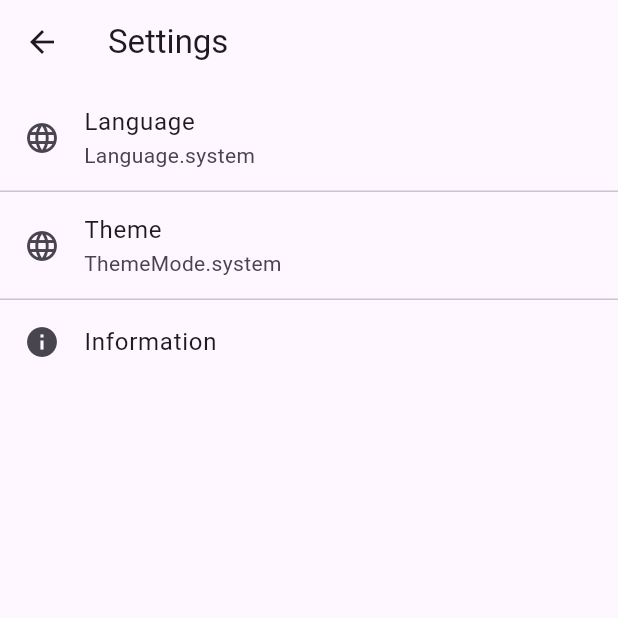
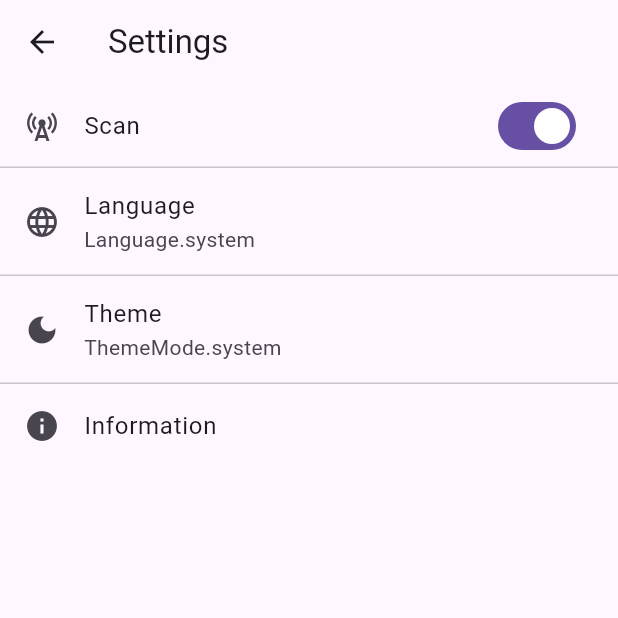
Before and after one commit to georgetian3/cellscan-app, a Flutter app: the screen it shows after launch, after a tap on the "settings" icon, on a phone screen of 412 x 824 dp, the top half of it. Run offline on Flutter 3.47's test engine with Material 3 defaults, Android fonts, the phone set to English and light mode, and no system bars; our stand-ins replace flutter_local_notifications, flutter_translate, permission_handler, shared_preferences, sqflite; missing offline and left inert: flutter_json_view; accounts and stored records are empty.

Commit message:
notifications + icon + translation

```diff
--- a/lib/main.dart
+++ b/lib/main.dart
@@ -1,10 +1,25 @@
 import 'package:cellscan/main_page.dart';
 import 'package:cellscan/settings.dart';
 import 'package:flutter/material.dart';
+import 'package:flutter_local_notifications/flutter_local_notifications.dart';
+import 'package:flutter_localizations/flutter_localizations.dart';
+import 'package:flutter_translate/flutter_translate.dart';
+
 
 void main() async {
   await Settings().init();
-  runApp(const CellScan());
+
+
+  final flutterLocalNotificationsPlugin = FlutterLocalNotificationsPlugin();
+  final initializationSettings = await flutterLocalNotificationsPlugin.initialize(
+    const InitializationSettings(
+      android: AndroidInitializationSettings('@mipmap/ic_launcher'),
+    )
+  );
+
+  final delegate = await LocalizationDelegate.create(fallbackLocale: 'en_US', supportedLocales: ['en_US', 'zh_CN']);
+  runApp(LocalizedApp(delegate, const CellScan()));
+
 }
 
 class CellScan extends StatefulWidget {
@@ -24,12 +39,24 @@ class _CellScanState extends State<CellScan> {
 
   @override
   Widget build(BuildContext context) {
-    return MaterialApp(
+    var localizationDelegate = LocalizedApp.of(context).delegate;
+    return LocalizationProvider(
+      state: LocalizationProvider.of(context).state,
+      child: MaterialApp(
         title: 'CellScan',
+        localizationsDelegates: [
+          GlobalMaterialLocalizations.delegate,
+          GlobalWidgetsLocalizations.delegate,
+          localizationDelegate
+        ],
+        supportedLocales: localizationDelegate.supportedLocales,
+        locale: localizationDelegate.currentLocale,
         theme: ThemeData(useMaterial3: true),
         darkTheme: ThemeData(useMaterial3: true, brightness: Brightness.dark),
         themeMode: _theme,
         home: const MainPage()
+        ),
       );
+
   }
 }
--- a/lib/measurement.dart
+++ b/lib/measurement.dart
@@ -6,7 +6,7 @@ class Measurement {
 
   Map<String, dynamic> toMap() {
     return {
-      'time_measured': timeMeasured?.toIso8601String(),
+      'time_measured': timeMeasured?.toUtc().toIso8601String(),
       'id': id,
       'location': location,
       'cells': cells
--- a/lib/prerequisites.dart
+++ b/lib/prerequisites.dart
@@ -25,6 +25,7 @@ class PrerequisiteManager extends ChangeNotifier {
     Permission.locationAlways,
     Permission.phone,
     Permission.ignoreBatteryOptimizations,
+    Permission.notification,
   ];
 
   PrerequisiteManager._privateConstructor() {
--- a/lib/scan.dart
+++ b/lib/scan.dart
@@ -1,13 +1,9 @@
+import 'dart:async';
 import 'dart:convert';
 
 import 'package:cellscan/measurement.dart';
 import 'package:cellscan/platform.dart';
-import 'package:cellscan/settings_page.dart';
 import 'package:cellscan/upload.dart';
-import 'package:cellscan/utils.dart';
-import 'package:flutter/material.dart';
-import 'dart:async';
-import 'package:flutter_json_view/flutter_json_view.dart';
 
 
 Future<Measurement> scan() async {
--- a/lib/scan_widget.dart
+++ b/lib/scan_widget.dart
@@ -2,6 +2,7 @@ import 'dart:async';
 
 import 'package:cellscan/measurement.dart';
 import 'package:cellscan/scan.dart';
+import 'package:cellscan/settings.dart';
 import 'package:flutter/material.dart';
 import 'package:flutter_json_view/flutter_json_view.dart';
 
@@ -35,6 +36,9 @@ class _ScanWidgetState extends State<ScanWidget> {
   }
 
   Future<void> _scan() async {
+    if (!Settings().getScanning()) {
+      return;
+    }
     Measurement measurement = await scan();
     setState(() => latestMeasurement = measurement);
   }
--- a/lib/settings.dart
+++ b/lib/settings.dart
@@ -26,6 +26,7 @@ class Settings extends ChangeNotifier {
 
   static const _themeKey = 'theme';
   static const _languageKey = 'language';
+  static const _scanningKey = 'scanning';
 
 
   Language getLanguage() {
@@ -38,6 +39,11 @@ class Settings extends ChangeNotifier {
     return index == null ? ThemeMode.system : ThemeMode.values[index];
   }
 
+  bool getScanning() {
+    final scanning = _prefs.getBool(_scanningKey);
+    return scanning ?? true;
+  }
+
   Future<void> setLanguage(Language language) async {
     await _prefs.setInt(_languageKey, language.index);
     notifyListeners();
@@ -48,4 +54,9 @@ class Settings extends ChangeNotifier {
     notifyListeners();
   }
 
+  Future<void> setScanning(bool scanning) async {
+    await _prefs.setBool(_scanningKey, scanning);
+    notifyListeners();
+  }
+
 }
--- a/lib/settings_page.dart
+++ b/lib/settings_page.dart
@@ -1,5 +1,6 @@
 import 'package:cellscan/settings.dart';
 import 'package:flutter/material.dart';
+import 'package:flutter_translate/flutter_translate.dart';
 
 class SettingsPage extends StatefulWidget {
   const SettingsPage({super.key});
@@ -13,8 +14,10 @@ class _SettingsPageState extends State<SettingsPage> {
     super.initState();
     updateLanguage();
     updateTheme();
+    updateScanning();
     Settings().addListener(updateLanguage);
     Settings().addListener(updateTheme);
+    Settings().addListener(updateScanning);
   }
 
   late Language _language;
@@ -23,15 +26,26 @@ class _SettingsPageState extends State<SettingsPage> {
   late ThemeMode _theme;
   void updateTheme() => setState(() => _theme = Settings().getTheme());
 
+  late bool _scanning;
+  void updateScanning() => setState(() => _scanning = Settings().getScanning());
+
   @override build(BuildContext context) {
     return Scaffold(
-      appBar: AppBar(title: const Text('Settings'),),
+      appBar: AppBar(title: Text(translate('settings.settings'))),
       body: ListView(
         children: ListTile.divideTiles(
           context: context,
           tiles: [
             ListTile(
-              title: Text('Language'),
+              title: Text(translate('scan')),
+              leading: const Icon(Icons.cell_tower),
+              trailing: Switch(
+                onChanged: (scanning) async => await Settings().setScanning(scanning),
+                value: _scanning,
+              )
+            ),
+            ListTile(
+              title: Text(translate('settings.language')),
               leading: const Icon(Icons.language),
               subtitle: Text(_language.toString()),
               onTap: () => showDialog(
@@ -40,7 +54,7 @@ class _SettingsPageState extends State<SettingsPage> {
                   builder: (context, setState) {
                     int language = Settings().getLanguage().index;
                     return SimpleDialog(
-                      title: Text('Select language'),
+                      title: Text(translate('select') + translate('settings.language')),
                       children: [
                         for (var i = 0; i < Language.values.length; i++)
                           RadioListTile<int>(
@@ -59,8 +73,8 @@ class _SettingsPageState extends State<SettingsPage> {
               )
             ),
             ListTile(
-              title: Text('Theme'),
-              leading: const Icon(Icons.language),
+              title: Text(translate('settings.theme')),
+              leading: const Icon(Icons.dark_mode),
               subtitle: Text(_theme.toString()),
               onTap: () => showDialog(
                 context: context,
@@ -68,7 +82,7 @@ class _SettingsPageState extends State<SettingsPage> {
                   builder: (context, setState) {
                     int theme = Settings().getTheme().index;
                     return SimpleDialog(
-                      title: Text('Select theme'),
+                      title:  Text(translate('select') + translate('settings.theme')),
                       children: [
                         for (var i = 0; i < ThemeMode.values.length; i++)
                           RadioListTile<int>(
@@ -87,8 +101,8 @@ class _SettingsPageState extends State<SettingsPage> {
               )
             ),
             ListTile(
-              title: Text('Information'),
-              leading: Icon(Icons.info),
+              title: Text(translate('settings.information')),
+              leading: const Icon(Icons.info),
             ),
           ]
         ).toList(),
--- a/lib/utils.dart
+++ b/lib/utils.dart
@@ -9,6 +9,7 @@ void printLong(String text) {
 }
 
 Widget navigate(Function function, BuildContext context, Widget newPage) {
+  // navigate in microtask to prevent Flutter from throwing error
   Future.microtask(() => function(context, MaterialPageRoute(builder: (context) => newPage)));
   return emptyWidget;
 }
```
Also changed, not shown: assets/i18n/en.json (added, +11 -0 lines), assets/i18n/zh.json (added, +10 -0 lines), pubspec.yaml (+17 -70 lines), assets/icon.png (added), pubspec.lock, 7 other files. Lines whose indentation alone changed are shown as unchanged.
